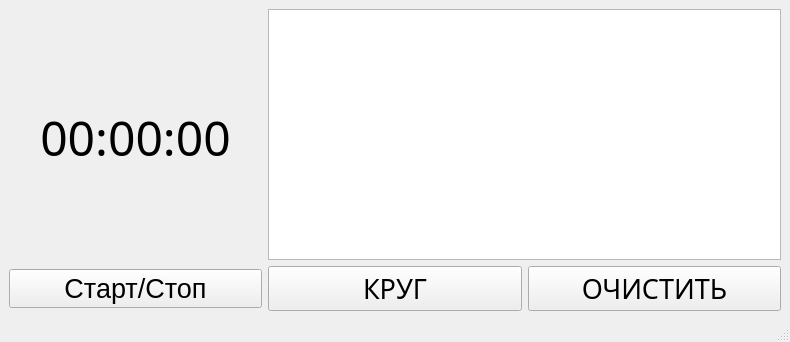
Old version of the form lesson_5/QtTimer/mainwindow.ui in the repository VaryamoAratar/homeWorkQt.
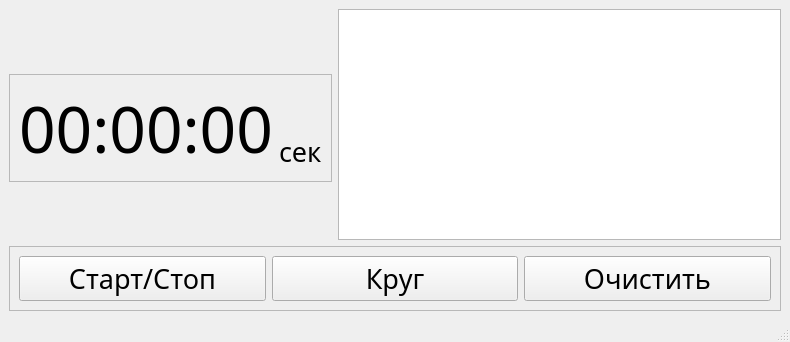
New version of the form.

Diff of the .ui file:
```diff
--- a/lesson_5/QtTimer/mainwindow.ui
+++ b/lesson_5/QtTimer/mainwindow.ui
@@ -15,36 +15,80 @@
   </property>
   <widget class="QWidget" name="centralwidget">
    <layout class="QGridLayout" name="gridLayout">
-    <item row="2" column="0">
-     <widget class="QLabel" name="lb_Timer">
-      <property name="font">
-       <font>
-        <family>Open 24 Display St</family>
-        <pointsize>36</pointsize>
-       </font>
+    <item row="1" column="1">
+     <spacer name="verticalSpacer">
+      <property name="orientation">
+       <enum>Qt::Orientation::Vertical</enum>
       </property>
-      <property name="text">
-       <string>00:00:00</string>
+      <property name="sizeHint" stdset="0">
+       <size>
+        <width>20</width>
+        <height>40</height>
+       </size>
       </property>
-      <property name="alignment">
-       <set>Qt::AlignmentFlag::AlignCenter</set>
-      </property>
-     </widget>
+     </spacer>
     </item>
-    <item row="4" column="3">
-     <widget class="QPushButton" name="pB_Lap">
-      <property name="font">
-       <font>
-        <family>Mistral</family>
-        <pointsize>20</pointsize>
-       </font>
+    <item row="5" column="1" colspan="3">
+     <widget class="QFrame" name="fr_Buttons">
+      <property name="frameShape">
+       <enum>QFrame::Shape::StyledPanel</enum>
       </property>
-      <property name="text">
-       <string>ОЧИСТИТЬ</string>
+      <property name="frameShadow">
+       <enum>QFrame::Shadow::Raised</enum>
       </property>
+      <layout class="QGridLayout" name="gridLayout_2">
+       <item row="0" column="1">
+        <widget class="QPushButton" name="pB_Lap">
+         <property name="font">
+          <font>
+           <family>Izuver</family>
+           <pointsize>20</pointsize>
+          </font>
+         </property>
+         <property name="text">
+          <string>Круг</string>
+         </property>
+         <property name="checkable">
+          <bool>false</bool>
+         </property>
+        </widget>
+       </item>
+       <item row="0" column="0">
+        <widget class="QPushButton" name="pB_StartStop">
+         <property name="font">
+          <font>
+           <family>Izuver</family>
+           <pointsize>20</pointsize>
+          </font>
+         </property>
+         <property name="text">
+          <string>Старт/Стоп</string>
+         </property>
+         <property name="checkable">
+          <bool>true</bool>
+         </property>
+         <property name="checked">
+          <bool>false</bool>
+         </property>
+        </widget>
+       </item>
+       <item row="0" column="2">
+        <widget class="QPushButton" name="pB_Clear">
+         <property name="font">
+          <font>
+           <family>Izuver</family>
+           <pointsize>20</pointsize>
+          </font>
+         </property>
+         <property name="text">
+          <string>Очистить</string>
+         </property>
+        </widget>
+       </item>
+      </layout>
      </widget>
     </item>
-    <item row="3" column="0">
+    <item row="3" column="1">
      <spacer name="verticalSpacer_2">
       <property name="orientation">
        <enum>Qt::Orientation::Vertical</enum>
@@ -60,45 +104,45 @@
     <item row="0" column="2" rowspan="4" colspan="2">
      <widget class="QTextBrowser" name="tB_TimeLap"/>
     </item>
-    <item row="4" column="0">
-     <widget class="QPushButton" name="pB_StartStop">
-      <property name="font">
-       <font>
-        <pointsize>20</pointsize>
-       </font>
+    <item row="2" column="1">
+     <widget class="QFrame" name="fr_Timer">
+      <property name="frameShape">
+       <enum>QFrame::Shape::StyledPanel</enum>
       </property>
-      <property name="text">
-       <string>Старт/Стоп</string>
+      <property name="frameShadow">
+       <enum>QFrame::Shadow::Raised</enum>
       </property>
-      <property name="checkable">
-       <bool>true</bool>
-      </property>
-     </widget>
-    </item>
-    <item row="1" column="0">
-     <spacer name="verticalSpacer">
-      <property name="orientation">
-       <enum>Qt::Orientation::Vertical</enum>
-      </property>
-      <property name="sizeHint" stdset="0">
-       <size>
-        <width>20</width>
-        <height>40</height>
-       </size>
-      </property>
-     </spacer>
-    </item>
-    <item row="4" column="2">
-     <widget class="QPushButton" name="pB_Clear">
-      <property name="font">
-       <font>
-        <family>Mistral</family>
-        <pointsize>20</pointsize>
-       </font>
-      </property>
-      <property name="text">
-       <string>КРУГ</string>
-      </property>
+      <layout class="QGridLayout" name="gridLayout_3">
+       <item row="0" column="0" rowspan="2" colspan="2">
+        <widget class="QLabel" name="lb_Timer">
+         <property name="font">
+          <font>
+           <family>Open 24 Display St</family>
+           <pointsize>48</pointsize>
+          </font>
+         </property>
+         <property name="text">
+          <string>00:00:00</string>
+         </property>
+         <property name="alignment">
+          <set>Qt::AlignmentFlag::AlignCenter</set>
+         </property>
+        </widget>
+       </item>
+       <item row="1" column="2">
+        <widget class="QLabel" name="lb_Second">
+         <property name="font">
+          <font>
+           <family>Izuver</family>
+           <pointsize>20</pointsize>
+          </font>
+         </property>
+         <property name="text">
+          <string>сек</string>
+         </property>
+        </widget>
+       </item>
+      </layout>
      </widget>
     </item>
    </layout>
```
Left out of the diff: 2 changed lines with no effect on the pictures.
